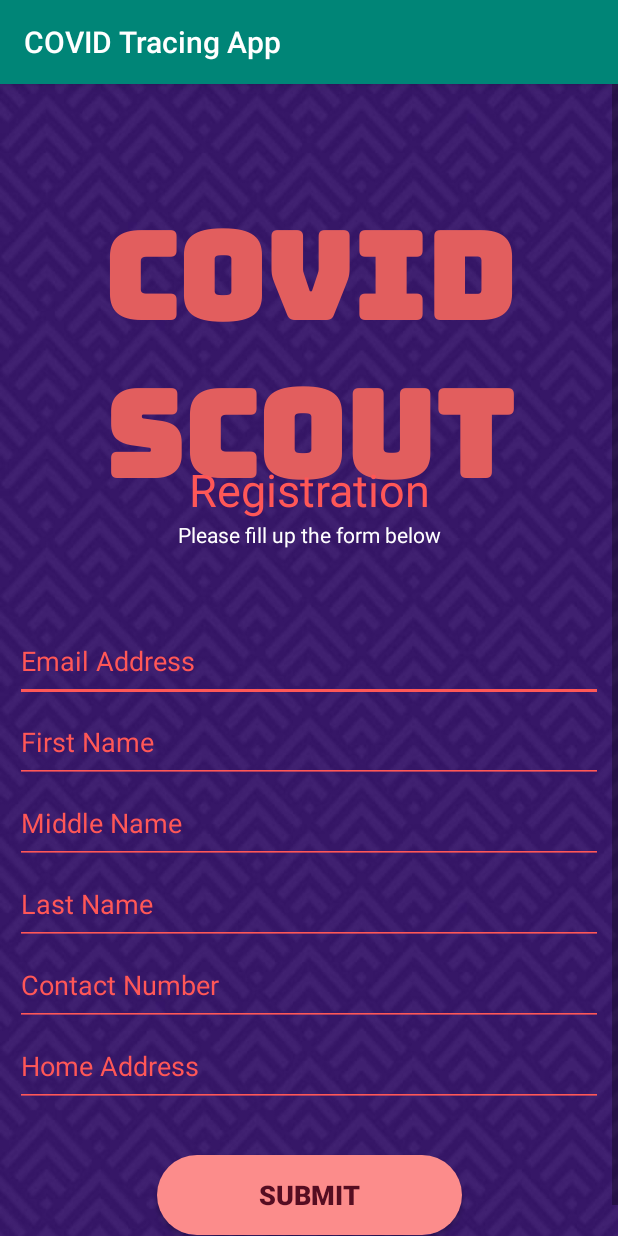
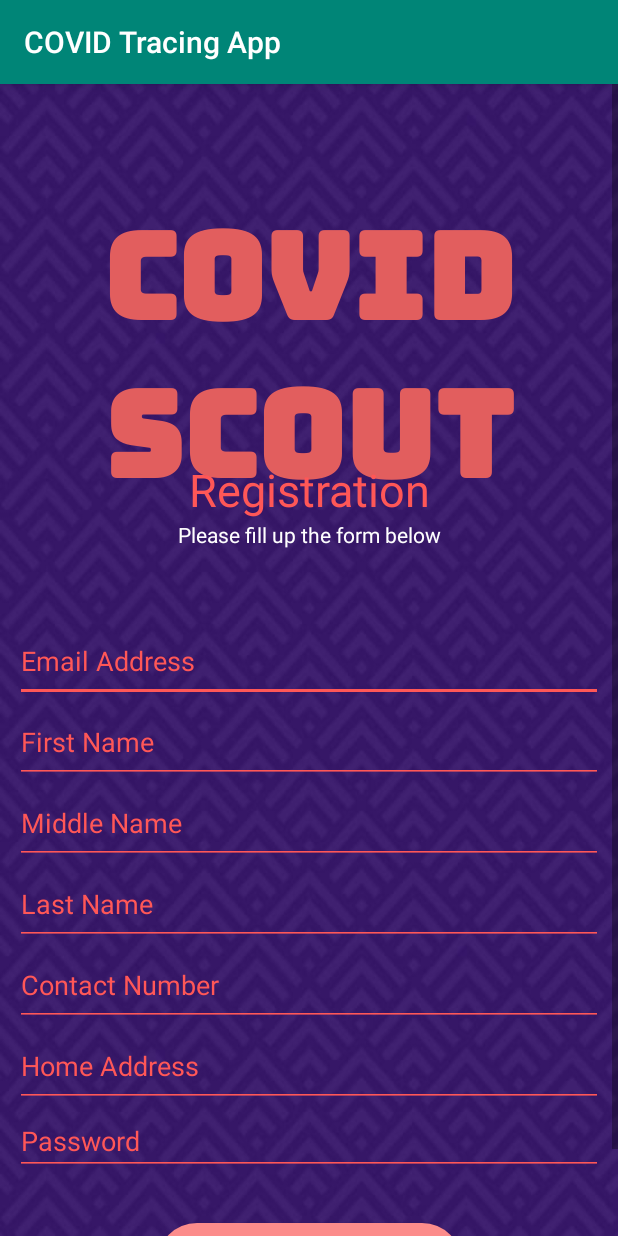
Before and after one commit to omega391/COVID-Tracing-App, an Android app: the screen it shows after launch (register), after a tap on "Register", on a phone screen of 412 x 824 dp. Run offline under Robolectric (Android 15) with nearby library versions, the phone set to English and light mode, and no system bars; our stand-ins replace Firebase (no records; nobody signed in at launch, a user with empty details on screens opened directly); Roboto replaces fonts that are not available here.

Commit message:
Added Email and Password Login and Registration

```diff
--- a/app/build.gradle
+++ b/app/build.gradle
@@ -6,7 +6,7 @@ android {
     buildToolsVersion "29.0.2"
     defaultConfig {
         applicationId "com.example.covidtracingapp"
-        minSdkVersion 22
+        minSdkVersion 23
         targetSdkVersion 29
         versionCode 1
         versionName "1.0"
@@ -26,6 +26,9 @@ dependencies {
     implementation 'androidx.constraintlayout:constraintlayout:2.0.4'
     implementation 'com.google.firebase:firebase-database:19.5.1'
     implementation 'com.google.firebase:firebase-auth:20.0.1'
+    implementation 'com.google.android.material:material:1.2.1'
+    implementation 'androidx.navigation:navigation-fragment:2.3.2'
+    implementation 'androidx.navigation:navigation-ui:2.3.2'
     testImplementation 'junit:junit:4.12'
     androidTestImplementation 'androidx.test.ext:junit:1.1.2'
     androidTestImplementation 'androidx.test.espresso:espresso-core:3.3.0'
--- a/app/src/main/java/com/example/covidtracingapp/MainActivity.java
+++ b/app/src/main/java/com/example/covidtracingapp/MainActivity.java
@@ -11,21 +11,20 @@ import android.view.View;
 import android.widget.Button;
 
 public class MainActivity extends AppCompatActivity {
-    private Button btnregister;
+    private Button btnregister, btnlogin;
+
     @Override
     protected void onCreate(Bundle savedInstanceState) {
         super.onCreate(savedInstanceState);
         setContentView(R.layout.activity_main);
 
         btnregister = (Button) findViewById(R.id.btnregister);
+        btnlogin = (Button) findViewById(R.id.btnlogin);
 
-
+ // Permission of Storage Access
         if (ActivityCompat.checkSelfPermission(MainActivity.this,
                 Manifest.permission.WRITE_EXTERNAL_STORAGE) == PackageManager.PERMISSION_GRANTED) {
-
-
         } else {
-
             ActivityCompat.requestPermissions(MainActivity.this, new String[]{Manifest.permission.WRITE_EXTERNAL_STORAGE}, 44);
         }
 
@@ -36,8 +35,15 @@ public class MainActivity extends AppCompatActivity {
 
             }
         });
-
-    }//Open Registar page
+       btnlogin.setOnClickListener(new View.OnClickListener() {
+           @Override
+           public void onClick(View view) {
+               Intent intent = new Intent(MainActivity.this, login.class);
+               startActivity(intent);
+           }
+       });
+    }
+    //Open Registar page
     public void openregister(){
         Intent intent = new Intent(this, register.class);
         startActivity(intent);
--- a/app/src/main/java/com/example/covidtracingapp/register.java
+++ b/app/src/main/java/com/example/covidtracingapp/register.java
@@ -1,31 +1,40 @@
 package com.example.covidtracingapp;
 
+import androidx.annotation.NonNull;
 import androidx.appcompat.app.AppCompatActivity;
 
 import android.content.Intent;
 import android.os.Bundle;
-import android.text.method.HideReturnsTransformationMethod;
-import android.text.method.PasswordTransformationMethod;
+import android.util.Patterns;
 import android.view.View;
 import android.widget.Button;
 import android.widget.CheckBox;
-import android.widget.CompoundButton;
 import android.widget.EditText;
 import android.widget.ImageView;
+import android.widget.ProgressBar;
 import android.widget.TextView;
 import android.widget.Toast;
+
+import com.google.android.gms.tasks.OnCompleteListener;
+import com.google.android.gms.tasks.Task;
+import com.google.firebase.auth.AuthResult;
+import com.google.firebase.auth.FirebaseAuth;
+import com.google.firebase.auth.FirebaseAuthUserCollisionException;
 import com.google.firebase.database.DatabaseReference;
 import com.google.firebase.database.FirebaseDatabase;
+
+import java.util.regex.Pattern;
 
 
 public class register extends AppCompatActivity {
     CheckBox CBPassword;
-    EditText Email, Fname, Mname, Lname, CPnumber, HomeAddress;
+    EditText Email, Fname, Mname, Lname, CPnumber, HomeAddress, pwd;
     TextView AccID;
     ImageView QRHolder;
     Button btnsubmit;
     DatabaseReference DB;
-
+    FirebaseAuth mAuth;
+    ProgressBar progressbar;
     @Override
     protected void onCreate(Bundle savedInstanceState) {
         super.onCreate(savedInstanceState);
@@ -37,9 +46,12 @@ public class register extends AppCompatActivity {
         Mname = findViewById(R.id.Mname);
         Lname = findViewById(R.id.Lname);
         CPnumber = findViewById(R.id.CPnumber);
-        HomeAddress = findViewById(R.id.HomeAddress);
+        HomeAddress = findViewById(R.id.pwd);
+        pwd = (EditText)findViewById(R.id.pwd);
         btnsubmit = findViewById(R.id.btnsubmit);
         QRHolder = findViewById(R.id.QRHolder);
+        progressbar = findViewById(R.id.progressbar);
+        mAuth = FirebaseAuth.getInstance();
         //Database reference
         DB = FirebaseDatabase.getInstance().getReference().child("Userinfo");
 
@@ -76,21 +88,50 @@ public class register extends AppCompatActivity {
             CPnumber.setError("Invalid input");
         } else if (HomeAddress.length() == 0) {
             HomeAddress.setError("Invalid input");
-        } else {//to open QRgenerator page and let to import data here
+        } else {
+
+            //to open QRgenerator page and let to import data here
             String id = DB.push().getKey();
+            String Username = Email.getText().toString().trim();
+            String password = pwd.getText().toString().trim();
+            if(!Patterns.EMAIL_ADDRESS.matcher(Username).matches()){
+                Email.setError("Please enter a Valid email");
+                Email.requestFocus();
+                return;
+            }
+            if(password.length()<6){
+                pwd.setError("Minimum length of password should be 6");
+                pwd.requestFocus();
+                return;
 
+            }
+            progressbar.setVisibility(View.VISIBLE);
             Information information = new Information(email, fname, mname, lname, cpnumber, address);
             DB.child(id).setValue(information);
             AccID.setText(id);
-            String Value = AccID.getText().toString();
-            Intent i = new Intent(register.this, QRgenerator.class);
-            i.putExtra("key", Value);
 
-            startActivity(i);
-            finish();
+            mAuth.createUserWithEmailAndPassword(Username, password).addOnCompleteListener(new OnCompleteListener<AuthResult>() {
+                @Override
+                public void onComplete(@NonNull Task<AuthResult> task) {
+                    if(task.isSuccessful()){
+                        progressbar.setVisibility(View.GONE);
+                        Toast.makeText(register.this, "User Registered Successful", Toast.LENGTH_SHORT).show();
+                        String Value = AccID.getText().toString();
+                        Intent i = new Intent(register.this, QRgenerator.class);
+                        i.putExtra("key", Value);
+                        startActivity(i);
+                        finish();
+                    } else {
+                        if (task.getException() instanceof FirebaseAuthUserCollisionException) {
+                            Toast.makeText(register.this, "You are Already Registered", Toast.LENGTH_SHORT).show();
+                        } else{
+                            Toast.makeText(register.this,task.getException().getMessage(), Toast.LENGTH_SHORT).show();
+                        }
 
-            Toast.makeText(this,"Record added successfully", Toast.LENGTH_LONG).show();
+
+                    }
+                }
+            });
         }
-
     }
 }
--- a/app/src/main/res/layout/activity_login.xml
+++ b/app/src/main/res/layout/activity_login.xml
@@ -37,8 +37,8 @@
             android:drawableStart="@drawable/ic_phone"
             android:drawablePadding="10dp"
             android:ems="10"
-            android:hint="Contact number"
-            android:inputType="phone"
+            android:hint="Email Address"
+            android:inputType="textEmailAddress"
             android:paddingStart="10dp"
             android:paddingEnd="10dp"
             android:textColor="#FFFFFF"
--- a/app/src/main/res/layout/activity_register.xml
+++ b/app/src/main/res/layout/activity_register.xml
@@ -128,7 +128,7 @@
             app:layout_constraintTop_toBottomOf="@+id/Lname" />
 
         <EditText
-            android:id="@+id/HomeAddress"
+            android:id="@+id/homeAddress"
             android:layout_width="0dp"
             android:layout_height="54dp"
             android:backgroundTint="#FF5757"
@@ -146,7 +146,7 @@
             android:layout_width="203dp"
             android:layout_height="53dp"
             android:layout_marginTop="32dp"
-            android:layout_marginBottom="12dp"
+            android:layout_marginBottom="8dp"
             android:background="@drawable/red_button"
             android:text="Submit"
             android:textColor="#550D21"
@@ -154,10 +154,8 @@
             android:textStyle="bold"
             app:layout_constraintBottom_toBottomOf="parent"
             app:layout_constraintEnd_toEndOf="parent"
-            app:layout_constraintHorizontal_bias="0.503"
             app:layout_constraintStart_toStartOf="parent"
-            app:layout_constraintTop_toBottomOf="@+id/HomeAddress"
-            app:layout_constraintVertical_bias="0.0" />
+            app:layout_constraintTop_toBottomOf="@+id/pwd" />
 
         <TextView
             android:id="@+id/ID"
@@ -168,5 +166,33 @@
             app:layout_constraintStart_toStartOf="parent"
             app:layout_constraintTop_toBottomOf="@+id/textView16" />
 
+        <EditText
+            android:id="@+id/pwd"
+            android:layout_width="0dp"
+            android:layout_height="wrap_content"
+            android:backgroundTint="#FF5757"
+            android:ems="10"
+            android:hint="Password"
+            android:inputType="textPassword"
+            android:textColor="#FFFFFF"
+            android:textColorHint="#FF5757"
+            app:layout_constraintEnd_toEndOf="parent"
+            app:layout_constraintHorizontal_bias="0.517"
+            app:layout_constraintStart_toStartOf="parent"
+            app:layout_constraintTop_toBottomOf="@+id/homeAddress" />
+
+        <androidx.core.widget.ContentLoadingProgressBar
+            android:visibility="gone"
+            android:id="@+id/progressbar"
+            android:layout_width="wrap_content"
+            android:layout_height="wrap_content"
+            android:layout_centerHorizontal="true"
+            android:layout_centerVertical="true"
+            android:layout_marginTop="32dp"
+            app:layout_constraintBottom_toBottomOf="parent"
+            app:layout_constraintEnd_toEndOf="parent"
+            app:layout_constraintStart_toStartOf="parent"
+            app:layout_constraintTop_toTopOf="parent" />
+
     </androidx.constraintlayout.widget.ConstraintLayout>
 </ScrollView>
```
Also changed, not shown: app/src/main/AndroidManifest.xml (+14 -9 lines), app/src/main/java/com/example/covidtracingapp/Homepage.java (added, +14 -0 lines), app/src/main/java/com/example/covidtracingapp/QRgenerator.java (+12 -5 lines), app/src/main/java/com/example/covidtracingapp/login.java (+43 -1 lines), app/src/main/res/layout/activity_homepage.xml (added, +9 -0 lines), app/src/main/res/layout/activity_main.xml (+24 -8 lines), app/src/main/res/layout/activity_qrgenerator.xml (+19 -2 lines), app/src/main/res/values/strings.xml (+9 -0 lines).
